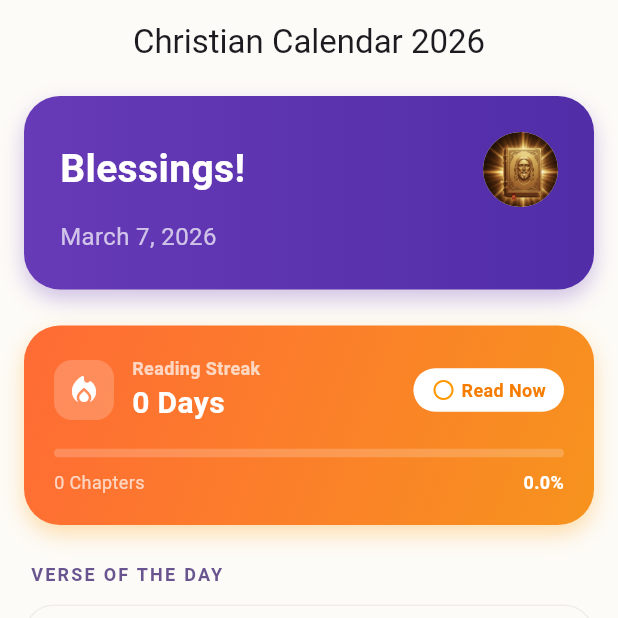
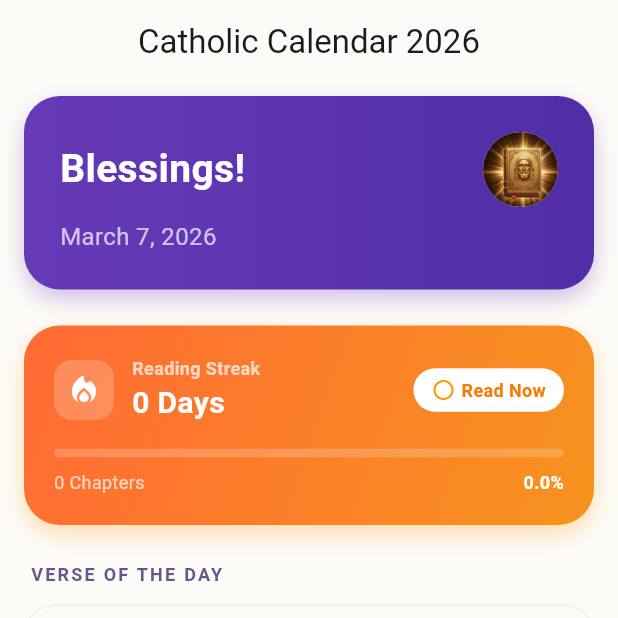
Before and after one commit to Zecrari/christian_calendar_2026, a Flutter app: the MainNavigation screen opened directly, on a phone screen of 412 x 824 dp, the top half of it. Run offline on Flutter 3.47's test engine with Material 3 defaults, Android fonts, the light colour scheme and no system bars; our stand-ins replace audioplayers, flutter_local_notifications, google_mobile_ads, shared_preferences, timezone; missing offline and left inert: clarity_flutter; accounts and stored records are empty; network calls fail.

Commit message:
[fix] Added the file packages

```diff
--- a/lib/config/translations.dart
+++ b/lib/config/translations.dart
@@ -1,7 +1,7 @@
 class AppTranslations {
   static Map<String, Map<String, String>> translations = {
     // App Title
-    'app_title': {'en': 'Christian Calendar 2026', 'ta': 'கிறிஸ்தவ நாட்காட்டி 2026', 'hi': 'ईसाई कैलेंडर 2026', 'ml': 'ക്രിസ്ത്യൻ കലണ്ടർ 2026'},
+    'app_title': {'en': 'Catholic Calendar 2026', 'ta': 'கத்தோலிக்க நாட்காட்டி 2026', 'hi': 'कैथोलिक कैलेंडर 2026', 'ml': 'കത്തോലിക്ക കലണ്ടർ 2026'},
     // Navigation
     'nav_home': {'en': 'Home', 'ta': 'முகப்பு', 'hi': 'होम', 'ml': 'ഹോം'},
     'nav_calendar': {'en': 'Calendar', 'ta': 'நாட்காட்டி', 'hi': 'कैलेंडर', 'ml': 'കലണ്ടർ'},
--- a/lib/main.dart
+++ b/lib/main.dart
@@ -118,7 +118,7 @@ class _ChristianCalendarAppState extends State<ChristianCalendarApp> {
     }
 
     return MaterialApp(
-      title: 'Christian Calendar 2026',
+      title: 'Catholic Calendar 2026',
       debugShowCheckedModeBanner: false,
       theme: AppTheme.lightTheme,
       darkTheme: AppTheme.darkTheme,
--- a/lib/version/main.dart
+++ b/lib/version/main.dart
@@ -44,7 +44,7 @@ class _ChristianCalendarAppState extends State<ChristianCalendarApp> {
     final Color seedColor = const Color(0xFF673AB7);
 
     return MaterialApp(
-      title: 'Christian Calendar 2026',
+      title: 'Catholic Calendar 2026',
       debugShowCheckedModeBanner: false,
       theme: ThemeData(
         useMaterial3: true,
@@ -194,7 +194,7 @@ class DashboardScreen extends StatelessWidget {
 
     return Scaffold(
       appBar: AppBar(
-        title: const Text('Christian Calendar 2026'),
+        title: const Text('Catholic Calendar 2026'),
         centerTitle: true,
       ),
       body: ListView(
--- a/pubspec.yaml
+++ b/pubspec.yaml
@@ -1,5 +1,5 @@
 name: christian_calendar
-description: "A new Flutter project."
+description: "Catholic Calendar 2026 - Liturgical calendar, Bible reader, prayers & saints for Catholics."
 # The following line prevents the package from being accidentally published to
 # pub.dev using `flutter pub publish`. This is preferred for private packages.
 publish_to: 'none' # Remove this line if you wish to publish to pub.dev
```
Also changed, not shown: lib/data/bible_data.dart (+10 -5 lines), lib/version/data.dart (+6 -3 lines), 5 other files.
